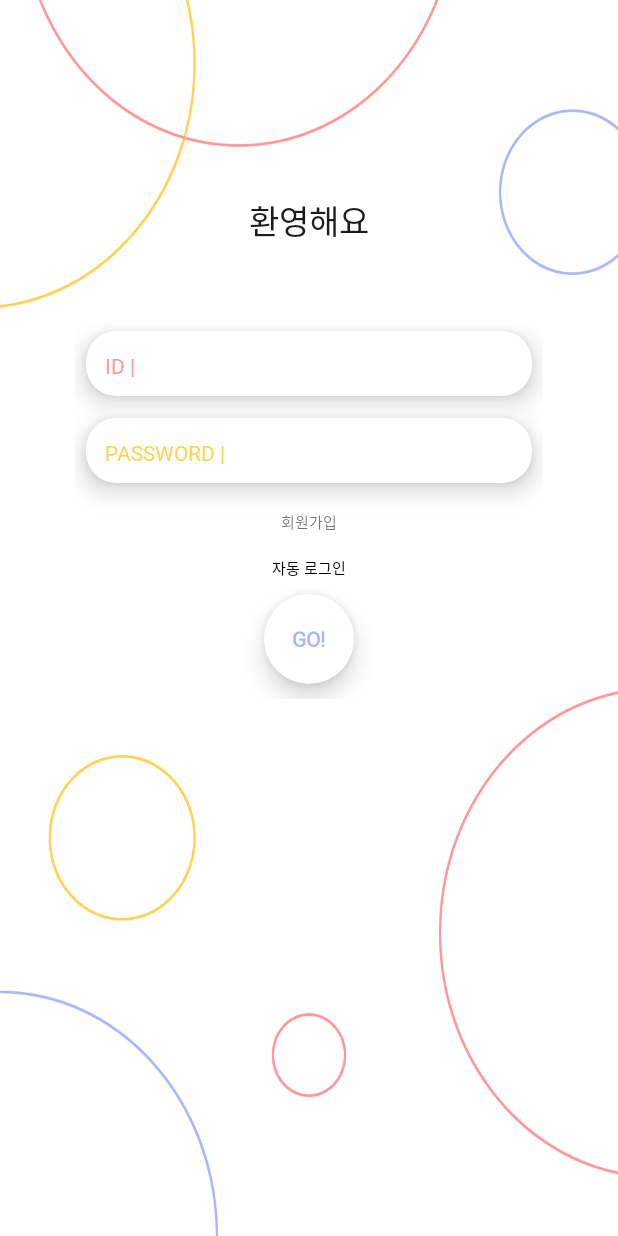
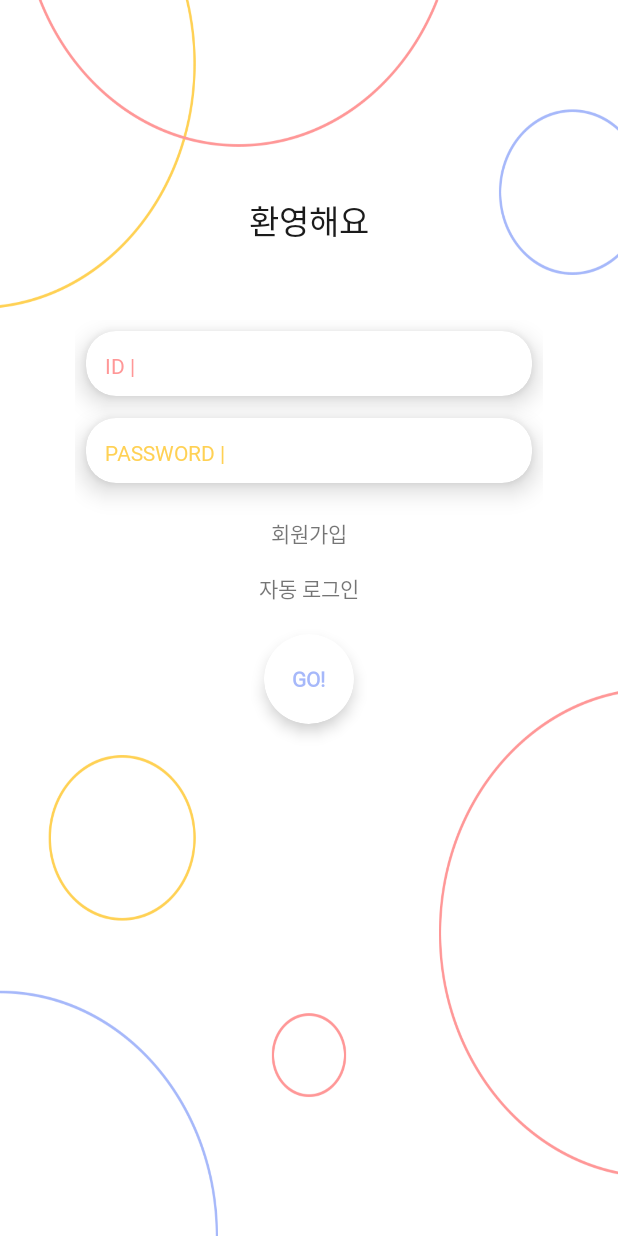
Before and after one commit to magam-sigan-neomgin/SunrinHackathon5th, an Android app: the screen it shows after launch (LoginActivity), on a phone screen of 412 x 824 dp. Run offline under Robolectric (Android 15) with nearby library versions, the phone set to English and light mode, and no system bars; our stand-ins replace Timber; 2 statements that could not run were skipped.

Commit message:
login xml complete

```diff
--- a/app/src/main/res/layout/activity_login.xml
+++ b/app/src/main/res/layout/activity_login.xml
@@ -33,6 +33,7 @@
             android:layout_width="match_parent"
             android:layout_marginRight="@dimen/login_side_margin"
             android:layout_marginLeft="@dimen/login_side_margin"
+            android:paddingBottom="10dp"
             android:layout_below="@id/title"
             android:layout_height="wrap_content"
             android:orientation="vertical">
@@ -111,30 +112,34 @@
         <TextView
                 android:id="@+id/email_sign_up_button"
                 style="?android:textAppearanceSmall"
-                android:textSize="10dp"
+                android:textSize="14sp"
                 android:layout_width="wrap_content"
-                android:fontFamily="@font/nanum_square_l"
+                android:fontFamily="@font/nanum_square_r"
                 android:layout_height="wrap_content"
                 android:background="?attr/selectableItemBackground"
                 android:layout_gravity="center_horizontal"
                 android:padding="5dp"
                 android:layout_marginBottom="10dp"
-                android:layout_marginTop="5dp"
+                android:layout_marginTop="10dp"
                 android:text="@string/action_sign_up"/>
 
         <CheckBox android:layout_width="wrap_content" android:layout_height="wrap_content"
                   android:id="@+id/autoLogin"
-                  android:textSize="10dp"
+                  android:textSize="14sp"
                   android:layout_gravity="center_horizontal"
-                  android:fontFamily="@font/nanum_square_l"
+                  android:fontFamily="@font/nanum_square_r"
                   android:background="@drawable/auto_login_check_box"
                   android:button="@null"
+                  style="?android:textAppearanceSmall"
                   android:text="자동 로그인"/>
 
         <androidx.cardview.widget.CardView android:layout_width="60dp"
                                            app:cardCornerRadius="30dp"
-                                           app:cardElevation="10dp"
-                                           android:layout_margin="10dp"
+                                           app:cardElevation="6dp"
+                                           android:layout_marginTop="20dp"
+                                           android:layout_marginLeft="10dp"
+                                           android:layout_marginRight="10dp"
+                                           android:layout_marginBottom="30dp"
                                            android:id="@+id/email_sign_in_button"
                                            android:layout_gravity="center_horizontal"
                                            android:foreground="?attr/selectableItemBackground"
```
